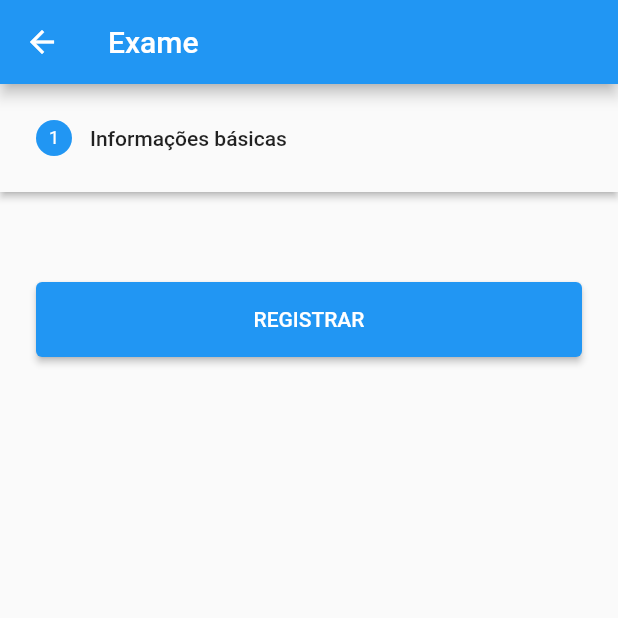
After one commit to ceduardolima/proodonto, a Flutter app: the ExamHome screen opened directly, after a tap on "REGISTRAR", after a tap on "VOLTAR", on a phone screen of 412 x 824 dp, the top half of it. The commit adds this screen. Run offline on Flutter 3.47's test engine with Material 2 defaults, Android fonts, the phone set to English and light mode, and no system bars; our stand-ins replace floor, flutter_expandable_fab, flutter_form_builder, form_builder_validators, sqflite; accounts and stored records are empty; generated files the repository leaves out were written again.

Commit message:
Iniciando o Stepper da página Exam

```diff
--- /dev/null
+++ b/proodonto/lib/app/pages/exam/exam_home.dart
@@ -0,0 +1,99 @@
+import 'package:flutter/material.dart';
+import 'package:proodonto/app/database/entity/exam.dart';
+import 'package:proodonto/app/widget/buttons.dart';
+
+class ExamHome extends StatelessWidget {
+  const ExamHome({Key? key}) : super(key: key);
+
+  @override
+  Widget build(BuildContext context) {
+    return Scaffold(
+      appBar: AppBar(
+        title: const Text("Exame"),
+      ),
+      body: const _ExamStepper(),
+    );
+  }
+}
+
+class _ExamStepper extends StatefulWidget {
+  const _ExamStepper({Key? key}) : super(key: key);
+
+  @override
+  State<_ExamStepper> createState() => _ExamStepperState();
+}
+
+class _ExamStepperState extends State<_ExamStepper> {
+  late int _max;
+  int _currentStep = 0;
+  Exam exam = Exam();
+
+  @override
+  void initState() {
+    super.initState();
+    _max = _getSteps().length;
+  }
+
+  StepState setStepState(int state) =>
+      _currentStep > state ? StepState.complete : StepState.indexed;
+
+  List<Step> _getSteps() => [
+        Step(
+            title: Text("Informações básicas"),
+            content: Container(),
+            state: setStepState(0),
+            isActive: _currentStep >= 0)
+      ];
+
+  void onStepContinue() {
+    setState(() => _currentStep =
+        (_currentStep >= _max) ? _currentStep : _currentStep + 1);
+  }
+
+  void onStepCancel() {
+    setState(() =>
+        _currentStep = (_currentStep <= 0) ? _currentStep : _currentStep - 1);
+  }
+
+  @override
+  Widget build(BuildContext context) {
+    return Stepper(
+      steps: _getSteps(),
+      type: StepperType.horizontal,
+      currentStep: _currentStep,
+      onStepContinue: onStepContinue,
+      onStepCancel: onStepCancel,
+      onStepTapped: (step) => setState(() => _currentStep = step),
+      controlsBuilder: (context, details) {
+        bool isLastStep = _currentStep == _getSteps().length - 1;
+        bool isFirstStep = _currentStep == 0;
+
+        return Container(
+          margin: const EdgeInsets.only(top: 20),
+          child: Row(
+            mainAxisAlignment: MainAxisAlignment.spaceEvenly,
+            children: [
+              Expanded(
+                child: DefaultButton(
+                  onPressed: details.onStepContinue!,
+                  text: isLastStep ? "REGISTRAR" : "PRÓXIMO",
+                ),
+              ),
+              if (!isFirstStep)
+                const SizedBox(
+                  width: 10,
+                ),
+              if (!isFirstStep)
+                Expanded(
+                  child: DefaultButton(
+                    onPressed: () => details.onStepCancel!(),
+                    text: "VOLTAR",
+                  ),
+                ),
+            ],
+          ),
+        );
+      },
+    );
+  }
+}
--- a/proodonto/lib/app/pages/home/home.dart
+++ b/proodonto/lib/app/pages/home/home.dart
@@ -4,6 +4,7 @@ import 'package:flutter_expandable_fab/flutter_expandable_fab.dart';
 import 'package:proodonto/app/database/database.dart';
 import 'package:proodonto/app/database/entity/patient.dart';
 import 'package:proodonto/app/pages/anamnesis/register_anamnesis.dart';
+import 'package:proodonto/app/pages/exam/exam_home.dart';
 import 'package:proodonto/app/pages/exam/register_exam.dart';
 import 'package:proodonto/app/pages/home/patient_item_list.dart';
 import 'package:proodonto/app/pages/patient/register_records.dart';
@@ -36,7 +37,7 @@ class HomePage extends StatelessWidget {
     Navigator.push(
         context,
         MaterialPageRoute(
-            builder: (context) => RegisterExamHome(database: database)));
+            builder: (context) => ExamHome()));
   }
 
   void _changeToAnamnesisHome(BuildContext context) {
```
